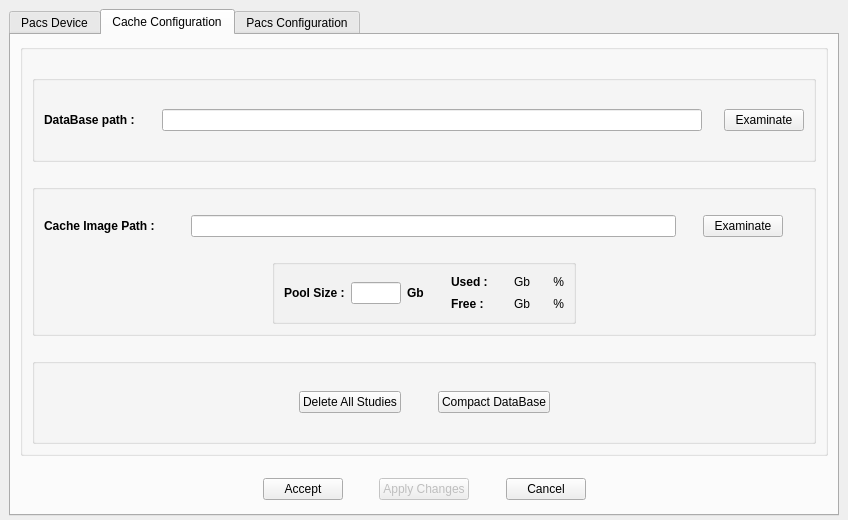
Qt form starviewer/src/interface/qconfigurationscreenbase.ui (starviewer-medical/starviewer) before a commit.
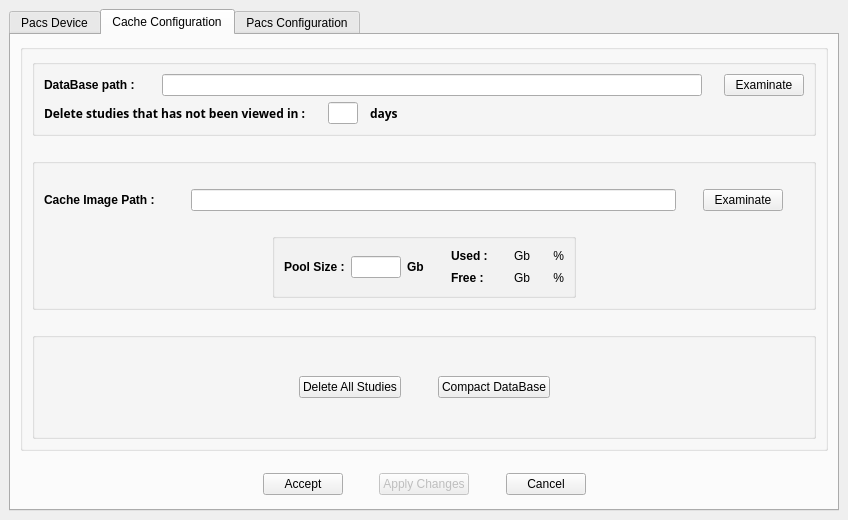
The same form after that commit. The open tabs and pages were chosen to show the change. Icons and pictures are not drawn.

The edit to the form file:
```diff
--- a/starviewer/src/interface/qconfigurationscreenbase.ui
+++ b/starviewer/src/interface/qconfigurationscreenbase.ui
@@ -29,15 +29,15 @@
   <property name="windowTitle" >
    <string>Configuration</string>
   </property>
+  <layout class="QGridLayout" >
+   <property name="margin" >
+    <number>9</number>
+   </property>
+   <property name="spacing" >
+    <number>6</number>
+   </property>
+   <item row="0" column="0" >
   <widget class="QTabWidget" name="tabConfiguration" >
-   <property name="geometry" >
-    <rect>
-     <x>9</x>
-     <y>9</y>
-     <width>830</width>
-     <height>507</height>
-    </rect>
-   </property>
    <property name="sizePolicy" >
     <sizepolicy>
      <hsizetype>7</hsizetype>
@@ -582,7 +582,7 @@
         <property name="spacing" >
          <number>6</number>
         </property>
-        <item row="0" column="0" >
+          <item row="4" column="1" >
          <spacer>
           <property name="orientation" >
            <enum>Qt::Vertical</enum>
@@ -598,79 +598,10 @@
           </property>
          </spacer>
         </item>
-        <item row="1" column="0" >
-         <widget class="QGroupBox" name="groupBox_12" >
-          <property name="sizePolicy" >
-           <sizepolicy>
-            <hsizetype>3</hsizetype>
-            <vsizetype>3</vsizetype>
-            <horstretch>0</horstretch>
-            <verstretch>0</verstretch>
-           </sizepolicy>
-          </property>
-          <property name="title" >
-           <string/>
-          </property>
-          <layout class="QHBoxLayout" >
-           <property name="margin" >
-            <number>9</number>
-           </property>
-           <property name="spacing" >
-            <number>6</number>
-           </property>
-           <item>
-            <widget class="QLabel" name="textLabel1_9" >
-             <property name="sizePolicy" >
-              <sizepolicy>
-               <hsizetype>5</hsizetype>
-               <vsizetype>0</vsizetype>
-               <horstretch>0</horstretch>
-               <verstretch>0</verstretch>
-              </sizepolicy>
-             </property>
-             <property name="minimumSize" >
-              <size>
-               <width>90</width>
-               <height>0</height>
-              </size>
-             </property>
-             <property name="text" >
-              <string>&lt;b>DataBase path :&lt;/b></string>
-             </property>
-             <property name="textFormat" >
-              <enum>Qt::RichText</enum>
-             </property>
-             <property name="scaledContents" >
-              <bool>true</bool>
-             </property>
-             <property name="alignment" >
-              <set>Qt::AlignVCenter</set>
-             </property>
-            </widget>
-           </item>
-           <item>
+          <item row="2" column="1" >
             <spacer>
              <property name="orientation" >
-              <enum>Qt::Horizontal</enum>
-             </property>
-             <property name="sizeType" >
-              <enum>QSizePolicy::Fixed</enum>
-             </property>
-             <property name="sizeHint" >
-              <size>
-               <width>21</width>
-               <height>20</height>
-              </size>
-             </property>
-            </spacer>
-           </item>
-           <item>
-            <widget class="QLineEdit" name="m_textDatabaseRoot" />
-           </item>
-           <item>
-            <spacer>
-             <property name="orientation" >
-              <enum>Qt::Horizontal</enum>
+             <enum>Qt::Vertical</enum>
              </property>
              <property name="sizeType" >
               <enum>QSizePolicy::Fixed</enum>
@@ -678,25 +609,12 @@
              <property name="sizeHint" >
               <size>
                <width>16</width>
-               <height>20</height>
+              <height>16</height>
               </size>
              </property>
             </spacer>
            </item>
-           <item>
-            <widget class="QPushButton" name="m_buttonExaminateDataBase" >
-             <property name="toolTip" >
-              <string>Examinate disk  to find the database</string>
-             </property>
-             <property name="text" >
-              <string>Examinate</string>
-             </property>
-            </widget>
-           </item>
-          </layout>
-         </widget>
-        </item>
-        <item row="5" column="0" >
+          <item row="5" column="0" colspan="2" >
          <widget class="QGroupBox" name="groupBox_52" >
           <property name="sizePolicy" >
            <sizepolicy>
@@ -781,7 +699,7 @@
           </layout>
          </widget>
         </item>
-        <item row="3" column="0" >
+          <item row="3" column="0" colspan="2" >
          <widget class="QGroupBox" name="groupBox_51" >
           <property name="sizePolicy" >
            <sizepolicy>
@@ -1154,7 +1072,222 @@
           </layout>
          </widget>
         </item>
-        <item row="4" column="0" >
+          <item rowspan="2" row="0" column="0" colspan="2" >
+           <widget class="QGroupBox" name="groupBox_12" >
+            <property name="sizePolicy" >
+             <sizepolicy>
+              <hsizetype>3</hsizetype>
+              <vsizetype>3</vsizetype>
+              <horstretch>0</horstretch>
+              <verstretch>0</verstretch>
+             </sizepolicy>
+            </property>
+            <property name="title" >
+             <string/>
+            </property>
+            <layout class="QGridLayout" >
+             <property name="margin" >
+              <number>9</number>
+             </property>
+             <property name="spacing" >
+              <number>6</number>
+             </property>
+             <item row="1" column="0" >
+              <layout class="QHBoxLayout" >
+               <property name="margin" >
+                <number>0</number>
+               </property>
+               <property name="spacing" >
+                <number>6</number>
+               </property>
+               <item>
+                <widget class="QLabel" name="label" >
+                 <property name="font" >
+                  <font>
+                   <family>Sans Serif</family>
+                   <pointsize>9</pointsize>
+                   <weight>75</weight>
+                   <italic>false</italic>
+                   <bold>true</bold>
+                   <underline>false</underline>
+                   <strikeout>false</strikeout>
+                  </font>
+                 </property>
+                 <property name="text" >
+                  <string>Delete studies that has not been viewed in :</string>
+                 </property>
+                </widget>
+               </item>
+               <item>
+                <spacer>
+                 <property name="orientation" >
+                  <enum>Qt::Horizontal</enum>
+                 </property>
+                 <property name="sizeType" >
+                  <enum>QSizePolicy::Fixed</enum>
+                 </property>
+                 <property name="sizeHint" >
+                  <size>
+                   <width>16</width>
+                   <height>20</height>
+                  </size>
+                 </property>
+                </spacer>
+               </item>
+               <item>
+                <widget class="QLineEdit" name="m_textMaximumDaysNotViewed" >
+                 <property name="maximumSize" >
+                  <size>
+                   <width>30</width>
+                   <height>16777215</height>
+                  </size>
+                 </property>
+                 <property name="inputMask" >
+                  <string>99; </string>
+                 </property>
+                 <property name="alignment" >
+                  <set>Qt::AlignRight</set>
+                 </property>
+                </widget>
+               </item>
+               <item>
+                <spacer>
+                 <property name="orientation" >
+                  <enum>Qt::Horizontal</enum>
+                 </property>
+                 <property name="sizeType" >
+                  <enum>QSizePolicy::Fixed</enum>
+                 </property>
+                 <property name="sizeHint" >
+                  <size>
+                   <width>6</width>
+                   <height>20</height>
+                  </size>
+                 </property>
+                </spacer>
+               </item>
+               <item>
+                <widget class="QLabel" name="label_2" >
+                 <property name="font" >
+                  <font>
+                   <family>Sans Serif</family>
+                   <pointsize>9</pointsize>
+                   <weight>75</weight>
+                   <italic>false</italic>
+                   <bold>true</bold>
+                   <underline>false</underline>
+                   <strikeout>false</strikeout>
+                  </font>
+                 </property>
+                 <property name="text" >
+                  <string>days</string>
+                 </property>
+                </widget>
+               </item>
+               <item>
+                <spacer>
+                 <property name="orientation" >
+                  <enum>Qt::Horizontal</enum>
+                 </property>
+                 <property name="sizeHint" >
+                  <size>
+                   <width>365</width>
+                   <height>20</height>
+                  </size>
+                 </property>
+                </spacer>
+               </item>
+              </layout>
+             </item>
+             <item row="0" column="0" >
+              <layout class="QHBoxLayout" >
+               <property name="margin" >
+                <number>0</number>
+               </property>
+               <property name="spacing" >
+                <number>6</number>
+               </property>
+               <item>
+                <widget class="QLabel" name="textLabel1_9" >
+                 <property name="sizePolicy" >
+                  <sizepolicy>
+                   <hsizetype>5</hsizetype>
+                   <vsizetype>0</vsizetype>
+                   <horstretch>0</horstretch>
+                   <verstretch>0</verstretch>
+                  </sizepolicy>
+                 </property>
+                 <property name="minimumSize" >
+                  <size>
+                   <width>90</width>
+                   <height>0</height>
+                  </size>
+                 </property>
+                 <property name="text" >
+                  <string>&lt;b>DataBase path :&lt;/b></string>
+                 </property>
+                 <property name="textFormat" >
+                  <enum>Qt::RichText</enum>
+                 </property>
+                 <property name="scaledContents" >
+                  <bool>true</bool>
+                 </property>
+                 <property name="alignment" >
+                  <set>Qt::AlignVCenter</set>
+                 </property>
+                </widget>
+               </item>
+               <item>
+                <spacer>
+                 <property name="orientation" >
+                  <enum>Qt::Horizontal</enum>
+                 </property>
+                 <property name="sizeType" >
+                  <enum>QSizePolicy::Fixed</enum>
+                 </property>
+                 <property name="sizeHint" >
+                  <size>
+                   <width>21</width>
+                   <height>20</height>
+                  </size>
+                 </property>
+                </spacer>
+               </item>
+               <item>
+                <widget class="QLineEdit" name="m_textDatabaseRoot" />
+               </item>
+               <item>
+                <spacer>
+                 <property name="orientation" >
+                  <enum>Qt::Horizontal</enum>
+                 </property>
+                 <property name="sizeType" >
+                  <enum>QSizePolicy::Fixed</enum>
+                 </property>
+                 <property name="sizeHint" >
+                  <size>
+                   <width>16</width>
+                   <height>20</height>
+                  </size>
+                 </property>
+                </spacer>
+               </item>
+               <item>
+                <widget class="QPushButton" name="m_buttonExaminateDataBase" >
+                 <property name="toolTip" >
+                  <string>Examinate disk  to find the database</string>
+                 </property>
+                 <property name="text" >
+                  <string>Examinate</string>
+                 </property>
+                </widget>
+               </item>
+              </layout>
+             </item>
+            </layout>
+           </widget>
+          </item>
+          <item row="1" column="1" >
          <spacer>
           <property name="orientation" >
            <enum>Qt::Vertical</enum>
@@ -1170,22 +1303,6 @@
           </property>
          </spacer>
         </item>
-        <item row="2" column="0" >
-         <spacer>
-          <property name="orientation" >
-           <enum>Qt::Vertical</enum>
-          </property>
-          <property name="sizeType" >
-           <enum>QSizePolicy::Fixed</enum>
-          </property>
-          <property name="sizeHint" >
-           <size>
-            <width>16</width>
-            <height>16</height>
-           </size>
-          </property>
-         </spacer>
-        </item>
        </layout>
       </widget>
      </item>
@@ -1951,6 +2068,8 @@
     </layout>
    </widget>
   </widget>
+   </item>
+  </layout>
  </widget>
  <layoutdefault spacing="6" margin="11" />
  <pixmapfunction></pixmapfunction>
```
Left out of the diff: 37 changed lines with no effect on the pictures. Lines whose indentation alone changed are shown as unchanged.
